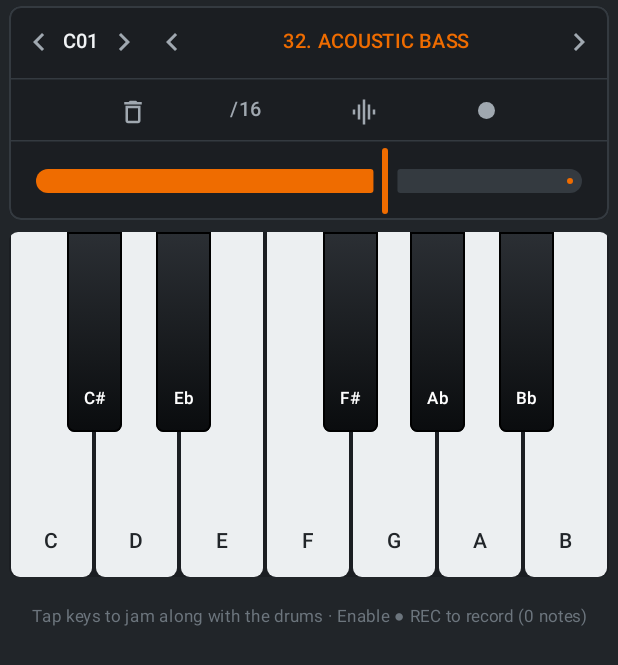
After one commit to OmgItsThecow/CowDrums, an Android app built with Jetpack Compose: the composable BassScreen shown on its own in the app's theme, on a phone screen of 412 x 824 dp. The commit adds this screen. Shown: the top 665 px of the screen. Run offline under Robolectric (Android 15) with nearby library versions, the phone set to English and light mode, and no system bars.

Commit message:
Add Bass section with 8 real GeneralUser GS SF2 bass presets (GM 32-39), playable keyboard, octave switcher, volume slider, and live bassline recording

```diff
--- /dev/null
+++ b/app/src/main/java/com/cowdrums/ui/screens/BassScreen.kt
@@ -0,0 +1,399 @@
+package com.cowdrums.ui.screens
+
+import androidx.compose.foundation.background
+import androidx.compose.foundation.border
+import androidx.compose.foundation.clickable
+import androidx.compose.foundation.gestures.detectTapGestures
+import androidx.compose.foundation.layout.Arrangement
+import androidx.compose.foundation.layout.Box
+import androidx.compose.foundation.layout.BoxWithConstraints
+import androidx.compose.foundation.layout.Column
+import androidx.compose.foundation.layout.Row
+import androidx.compose.foundation.layout.Spacer
+import androidx.compose.foundation.layout.fillMaxHeight
+import androidx.compose.foundation.layout.fillMaxSize
+import androidx.compose.foundation.layout.fillMaxWidth
+import androidx.compose.foundation.layout.height
+import androidx.compose.foundation.layout.offset
+import androidx.compose.foundation.layout.padding
+import androidx.compose.foundation.layout.size
+import androidx.compose.foundation.layout.width
+import androidx.compose.foundation.lazy.LazyColumn
+import androidx.compose.foundation.lazy.items
+import androidx.compose.foundation.shape.CircleShape
+import androidx.compose.foundation.shape.RoundedCornerShape
+import androidx.compose.material.icons.Icons
+import androidx.compose.material.icons.automirrored.filled.KeyboardArrowLeft
+import androidx.compose.material.icons.automirrored.filled.KeyboardArrowRight
+import androidx.compose.material.icons.filled.DeleteOutline
+import androidx.compose.material.icons.filled.GraphicEq
+import androidx.compose.material3.ExperimentalMaterial3Api
+import androidx.compose.material3.HorizontalDivider
+import androidx.compose.material3.Icon
+import androidx.compose.material3.IconButton
+import androidx.compose.material3.ModalBottomSheet
+import androidx.compose.material3.Slider
+import androidx.compose.material3.SliderDefaults
+import androidx.compose.material3.Text
+import androidx.compose.material3.rememberModalBottomSheetState
+import androidx.compose.runtime.Composable
+import androidx.compose.runtime.LaunchedEffect
+import androidx.compose.runtime.getValue
+import androidx.compose.runtime.mutableStateOf
+import androidx.compose.runtime.remember
+import androidx.compose.runtime.setValue
+import androidx.compose.ui.Alignment
+import androidx.compose.ui.Modifier
+import androidx.compose.ui.draw.clip
+import androidx.compose.ui.graphics.Brush
+import androidx.compose.ui.graphics.Color
+import androidx.compose.ui.input.pointer.pointerInput
+import androidx.compose.ui.text.font.FontWeight
+import androidx.compose.ui.text.style.TextAlign
+import androidx.compose.ui.unit.dp
+import androidx.compose.ui.unit.sp
+import com.cowdrums.model.BassPreset
+import com.cowdrums.ui.theme.CowColors
+import com.cowdrums.viewmodel.DrumMachineUiState
+import kotlinx.coroutines.delay
+
+/**
+ * Bass keyboard & preset section modeled directly after SF Drum Machine:
+ * - Framed charcoal header: < C01 > Octave | < 32. ACOUSTIC BASS > Bass Preset (tap for full list)
+ * - Tool strip: Trash (clear bassline), /16, Metronome, Rec dot
+ * - Vivid orange Bass Volume slider
+ * - Clean playable 1-octave piano keyboard (C..B) with live bassline recording
+ */
+@OptIn(ExperimentalMaterial3Api::class)
+@Composable
+fun BassScreen(
+    state: DrumMachineUiState,
+    onTriggerBassNote: (Int) -> Unit,
+    onSelectBassPreset: (BassPreset) -> Unit,
+    onStepBassPreset: (Int) -> Unit,
+    onStepBassOctave: (Int) -> Unit,
+    onBassVolumeChange: (Float) -> Unit,
+    onClearBass: () -> Unit,
+    onToggleMetronome: () -> Unit,
+    onToggleLiveRecord: () -> Unit
+) {
+    var showBassPresetSheet by remember { mutableStateOf(false) }
+    var lastPressedMidi by remember { mutableStateOf<Int?>(null) }
+
+    LaunchedEffect(lastPressedMidi) {
+        if (lastPressedMidi != null) {
+            delay(140)
+            lastPressedMidi = null
+        }
+    }
+
+    val activePattern = state.activePreset.patternFor(state.playingSlot)
+    val baseMidi = 12 * (state.bassOctave + 1) // Octave 1 -> C1 (24), Octave 2 -> C2 (36), Octave 3 -> C3 (48)
+    val seqPlayingMidi = if (state.isPlaying && state.currentStep >= 0) {
+        activePattern.bassNotes[state.currentStep]
+    } else null
+
+    Column(
+        modifier = Modifier
+            .fillMaxSize()
+            .background(CowColors.BgDark)
+            .padding(horizontal = 6.dp, vertical = 4.dp),
+        verticalArrangement = Arrangement.spacedBy(8.dp)
+    ) {
+        // Framed SF Drum Machine Bass Control Card
+        Column(
+            modifier = Modifier
+                .fillMaxWidth()
+                .clip(RoundedCornerShape(8.dp))
+                .background(CowColors.SurfaceCard)
+                .border(1.dp, CowColors.BorderSubtle, RoundedCornerShape(8.dp))
+        ) {
+            // Row 1: < C01 >  |  < 32. ACOUSTIC BASS >
+            Row(
+                modifier = Modifier
+                    .fillMaxWidth()
+                    .height(48.dp)
+                    .padding(horizontal = 4.dp),
+                verticalAlignment = Alignment.CenterVertically
+            ) {
+                // Octave selector
+                Row(
+                    verticalAlignment = Alignment.CenterVertically
+                ) {
+                    IconButton(onClick = { onStepBassOctave(-1) }, modifier = Modifier.size(32.dp)) {
+                        Icon(Icons.AutoMirrored.Filled.KeyboardArrowLeft, contentDescription = "Octave Down", tint = CowColors.TextSecondary)
+                    }
+                    Text(
+                        text = "C0${state.bassOctave}",
+                        color = CowColors.TextPrimary,
+                        fontSize = 13.sp,
+                        fontWeight = FontWeight.Medium
+                    )
+                    IconButton(onClick = { onStepBassOctave(1) }, modifier = Modifier.size(32.dp)) {
+                        Icon(Icons.AutoMirrored.Filled.KeyboardArrowRight, contentDescription = "Octave Up", tint = CowColors.TextSecondary)
+                    }
+                }
+
+                // Bass preset selector
+                Row(
+                    modifier = Modifier.weight(1f),
+                    verticalAlignment = Alignment.CenterVertically,
+                    horizontalArrangement = Arrangement.SpaceBetween
+                ) {
+                    IconButton(onClick = { onStepBassPreset(-1) }, modifier = Modifier.size(32.dp)) {
+                        Icon(Icons.AutoMirrored.Filled.KeyboardArrowLeft, contentDescription = "Previous Bass", tint = CowColors.TextSecondary)
+                    }
+                    Text(
+                        text = "${state.bassPreset.gmProgram}. ${state.bassPreset.displayName}",
+                        color = CowColors.AccentOrange,
+                        fontSize = 13.sp,
+                        fontWeight = FontWeight.Medium,
+                        textAlign = TextAlign.Center,
+                        modifier = Modifier
+                            .weight(1f)
+                            .clip(RoundedCornerShape(6.dp))
+                            .clickable { showBassPresetSheet = true }
+                            .padding(vertical = 6.dp)
+                    )
+                    IconButton(onClick = { onStepBassPreset(1) }, modifier = Modifier.size(32.dp)) {
+                        Icon(Icons.AutoMirrored.Filled.KeyboardArrowRight, contentDescription = "Next Bass", tint = CowColors.TextSecondary)
+                    }
+                }
+            }
+
+            HorizontalDivider(color = CowColors.BorderSubtle, thickness = 1.dp)
+
+            // Row 2: Tool strip (Trash | /16 | Metronome | Rec Dot)
+            Row(
+                modifier = Modifier
+                    .fillMaxWidth()
+                    .height(40.dp)
+                    .padding(horizontal = 16.dp),
+                verticalAlignment = Alignment.CenterVertically,
+                horizontalArrangement = Arrangement.SpaceEvenly
+            ) {
+                IconButton(onClick = onClearBass, modifier = Modifier.size(34.dp)) {
+                    Icon(Icons.Default.DeleteOutline, contentDescription = "Clear Bassline", tint = CowColors.TextSecondary, modifier = Modifier.size(20.dp))
+                }
+                Text(
+                    text = "/${activePattern.stepCount}",
+                    color = CowColors.TextSecondary,
+                    fontSize = 13.sp,
+                    fontWeight = FontWeight.Medium
+                )
+                IconButton(onClick = onToggleMetronome, modifier = Modifier.size(34.dp)) {
+                    Icon(
+                        Icons.Default.GraphicEq,
+                        contentDescription = "Metronome",
+                        tint = if (state.metronomeEnabled) CowColors.AccentOrange else CowColors.TextSecondary,
+                        modifier = Modifier.size(20.dp)
+                    )
+                }
+                Box(
+                    contentAlignment = Alignment.Center,
+                    modifier = Modifier
+                        .size(34.dp)
+                        .clip(CircleShape)
+                        .clickable { onToggleLiveRecord() }
+                ) {
+                    Box(
+                        modifier = Modifier
+                            .size(11.dp)
+                            .clip(CircleShape)
+                            .background(if (state.liveRecordEnabled) CowColors.AccentRed else CowColors.TextSecondary)
+                    )
+                }
+            }
+
+            HorizontalDivider(color = CowColors.BorderSubtle, thickness = 1.dp)
+
+            // Row 3: Vivid Orange Bass Volume Slider (exact Screenshot 3!)
+            Box(
+                modifier = Modifier
+                    .fillMaxWidth()
+                    .padding(horizontal = 16.dp, vertical = 2.dp)
+            ) {
+                Slider(
+                    value = state.bassVolume,
+                    onValueChange = onBassVolumeChange,
+                    valueRange = 0f..1.25f,
+                    colors = SliderDefaults.colors(
+                        thumbColor = CowColors.AccentOrange,
+                        activeTrackColor = CowColors.AccentOrange,
+                        inactiveTrackColor = CowColors.BorderSubtle
+                    )
+                )
+            }
+        }
+
+        // Playable 1-Octave Piano Keyboard (C..B) matching Screenshot 3
+        val whiteSemitones = listOf(0 to "C", 2 to "D", 4 to "E", 5 to "F", 7 to "G", 9 to "A", 11 to "B")
+        val blackKeys = listOf(
+            Triple(1, "C#", 0.68f),
+            Triple(3, "Eb", 1.72f),
+            Triple(6, "F#", 3.66f),
+            Triple(8, "Ab", 4.68f),
+            Triple(10, "Bb", 5.72f)
+        )
+
+        BoxWithConstraints(
+            modifier = Modifier
+                .fillMaxWidth()
+                .height(230.dp)
+                .clip(RoundedCornerShape(6.dp))
+                .background(CowColors.SurfaceCard)
+        ) {
+            val whiteKeyWidth = maxWidth / whiteSemitones.size
+
+            // White keys row
+            Row(modifier = Modifier.fillMaxSize()) {
+                whiteSemitones.forEach { (semi, label) ->
+                    val midi = baseMidi + semi
+                    val lit = lastPressedMidi == midi || seqPlayingMidi == midi
+                    Box(
+                        modifier = Modifier
+                            .weight(1f)
+                            .fillMaxHeight()
+                            .padding(horizontal = 1.dp)
+                            .clip(RoundedCornerShape(bottomStart = 6.dp, bottomEnd = 6.dp))
+                            .background(
+                                if (lit) CowColors.AccentOrange.copy(alpha = 0.85f)
+                                else Color(0xFFECEFF1)
+                            )
+                            .pointerInput(midi) {
+                                detectTapGestures(
+                                    onPress = {
+                                        lastPressedMidi = midi
+                                        onTriggerBassNote(midi)
+                                    }
+                                )
+                            }
+                            .padding(bottom = 12.dp),
+                        contentAlignment = Alignment.BottomCenter
+                    ) {
+                        Text(
+                            text = label,
+                            color = if (lit) Color.White else Color(0xFF212529),
+                            fontSize = 14.sp,
+                            fontWeight = FontWeight.Medium
+                        )
+                    }
+                }
+            }
+
+            // Black keys overlay
+            val blackKeyWidth = whiteKeyWidth * 0.64f
+            blackKeys.forEach { (semi, label, posUnits) ->
+                val midi = baseMidi + semi
+                val lit = lastPressedMidi == midi || seqPlayingMidi == midi
+                Box(
+                    modifier = Modifier
+                        .offset(x = whiteKeyWidth * posUnits)
+                        .width(blackKeyWidth)
+                        .fillMaxHeight(0.58f)
+                        .clip(RoundedCornerShape(bottomStart = 5.dp, bottomEnd = 5.dp))
+                        .background(
+                            if (lit) {
+                                Brush.verticalGradient(listOf(CowColors.AccentOrange, CowColors.AccentOrangeDim))
+                            } else {
+                                Brush.verticalGradient(listOf(Color(0xFF2B2F34), Color(0xFF0A0C0E)))
+                            }
+                        )
+                        .border(
+                            1.dp,
+                            Color(0xFF000000),
+                            RoundedCornerShape(bottomStart = 5.dp, bottomEnd = 5.dp)
+                        )
+                        .pointerInput(midi) {
+                            detectTapGestures(
+                                onPress = {
+                                    lastPressedMidi = midi
+                                    onTriggerBassNote(midi)
+                                }
+                            )
+                        }
+                        .padding(bottom = 10.dp),
+                    contentAlignment = Alignment.BottomCenter
+                ) {
+                    Text(
+                        text = label,
+                        color = Color.White,
+                        fontSize = 11.sp,
+                        fontWeight = FontWeight.Medium
+                    )
+                }
+            }
+        }
+
+        // Recorded bassline hint
+        val noteCount = activePattern.bassNotes.size
+        Text(
+            text = if (state.liveRecordEnabled) {
+                "REC ON: Tap keys while playing to record a looping bassline ($noteCount notes)"
+            } else {
+                "Tap keys to jam along with the drums · Enable ● REC to record ($noteCount notes)"
+            },
+            color = CowColors.TextMuted,
+            fontSize = 11.sp,
+            textAlign = TextAlign.Center,
+            modifier = Modifier
+                .fillMaxWidth()
+                .padding(top = 6.dp)
+        )
+    }
+
+    // Flat SF Drum Machine style Bass Preset Picker Sheet ("32. ACOUSTIC BASS    SF:1 BANK:0")
+    if (showBassPresetSheet) {
+        val sheetState = rememberModalBottomSheetState(skipPartiallyExpanded = true)
+        ModalBottomSheet(
+            onDismissRequest = { showBassPresetSheet = false },
+            sheetState = sheetState,
+            containerColor = CowColors.SurfacePanel
+        ) {
+            Column(
+                modifier = Modifier
+                    .fillMaxWidth()
+                    .padding(bottom = 24.dp)
+            ) {
+                Text(
+                    text = "Bass Presets (SF2 Bank 0)",
+                    color = CowColors.TextPrimary,
+                    fontWeight = FontWeight.SemiBold,
+                    fontSize = 16.sp,
+                    modifier = Modifier.padding(horizontal = 16.dp, vertical = 10.dp)
+                )
+                HorizontalDivider(color = CowColors.BorderSubtle)
+                LazyColumn {
+                    items(BassPreset.entries, key = { it.name }) { bp ->
+                        val selected = bp == state.bassPreset
+                        Row(
+                            modifier = Modifier
+                                .fillMaxWidth()
+                                .background(if (selected) CowColors.SurfaceCard else CowColors.SurfacePanel)
+                                .clickable {
+                                    onSelectBassPreset(bp)
+                                    showBassPresetSheet = false
+                                }
+                                .padding(horizontal = 16.dp, vertical = 15.dp),
+                            horizontalArrangement = Arrangement.SpaceBetween,
+                            verticalAlignment = Alignment.CenterVertically
+                        ) {
+                            Text(
+                                text = "${bp.gmProgram}. ${bp.displayName}",
+                                color = if (selected) CowColors.AccentOrange else CowColors.TextPrimary,
+                                fontSize = 15.sp,
+                                fontWeight = if (selected) FontWeight.SemiBold else FontWeight.Normal
+                            )
+                            Text(
+                                text = "SF:1   BANK:${bp.bank}",
+                                color = CowColors.TextSecondary,
+                                fontSize = 12.sp
+                            )
+                        }
+                        HorizontalDivider(color = CowColors.BorderSubtle)
+                    }
+                }
+            }
+        }
+    }
+}
```
Also changed, not shown: app/src/main/java/com/cowdrums/MainActivity.kt (+14 -0 lines), app/src/main/java/com/cowdrums/audio/DrumAudioEngine.kt (+50 -1 lines), app/src/main/java/com/cowdrums/audio/SoundFont2Parser.kt (+99 -0 lines), app/src/main/java/com/cowdrums/model/DrumModels.kt (+32 -2 lines), app/src/main/java/com/cowdrums/viewmodel/DrumMachineViewModel.kt (+80 -1 lines), 2 other files.
